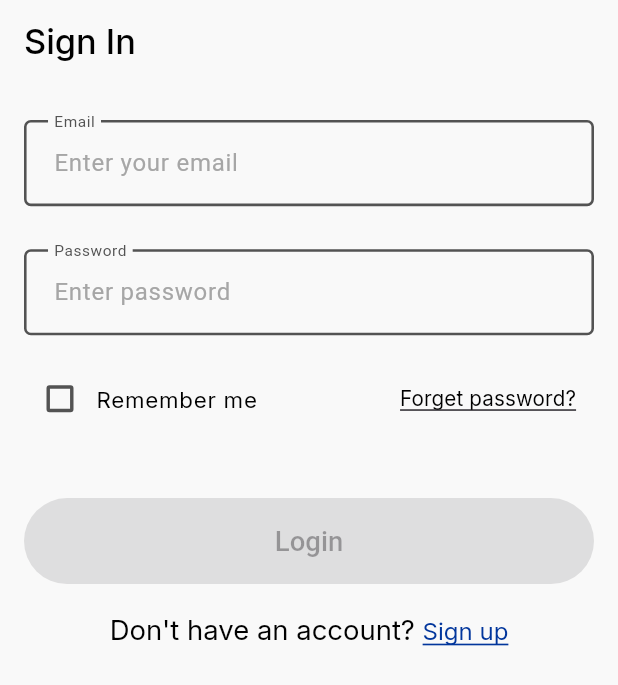
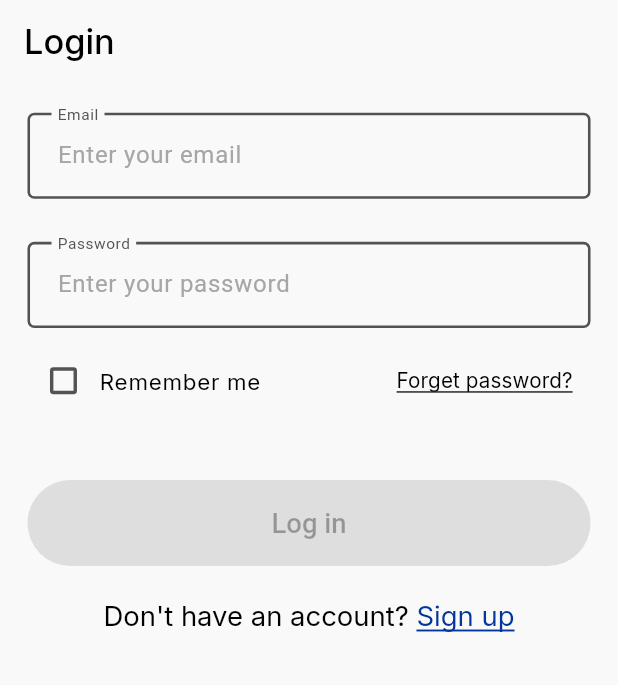
Before and after one commit to AhmedEzz999/exam_app_team5, a Flutter app: the screen it shows after launch, on a phone screen of 412 x 824 dp. Shown: the top 685 px of the screen. Run offline on Flutter 3.47's test engine with Material 3 defaults, Android fonts, the phone set to English and light mode, and no system bars; our stand-ins replace dartz, dio, flutter_bloc, flutter_screenutil, get_it, go_router and 4 more; generated files the repository leaves out were written again.

Commit message:
Refactor core widgets

```diff
--- a/lib/config/modules/dio_module/dio_module.dart
+++ b/lib/config/modules/dio_module/dio_module.dart
@@ -2,7 +2,7 @@ import 'package:dio/dio.dart';
 import 'package:injectable/injectable.dart';
 import 'package:pretty_dio_logger/pretty_dio_logger.dart';
 
-import '../../../core/errors/error_handle_interseptor.dart';
+import '../../../core/errors/error_handle_interceptor.dart';
 import '../../../core/constants/api_endpoints/api_endpoints.dart';
 
 @module
--- a/lib/core/constants/app_strings/app_strings.dart
+++ b/lib/core/constants/app_strings/app_strings.dart
@@ -22,7 +22,7 @@ abstract class AppStrings {
   static const String emailHint = 'Enter your email';
 
   static const String passwordLabel = 'Password';
-  static const String passwordHint = 'Enter password';
+  static const String passwordHint = 'Enter your password';
   static const String confirmPasswordLabel = 'Confirm password';
   static const String confirmPasswordHint = 'Confirm password';
   static const String passwordMin = 'Password min 8 chars';
@@ -32,12 +32,14 @@ abstract class AppStrings {
   static const String phoneNumberHint = 'Enter phone number';
   static const String alreadyHaveAccount = 'Already have an account? ';
   static const String signUpButton = 'Sign up';
-  static const String loginButton = 'Login';
   static const String signUpSuccess = 'User created successfully.';
 
   //------------Sign In Feature-----------------
-  static const String signinTitle = 'Sign In';
-  // Sign Up field labels and hints
+  static const String loginTitle = 'Login';
+  static const String loginButton = 'Log in';
+  // Sign In field labels and hints
+  static const String rememberMe = 'Remember me';
+  static const String forgetPassword = 'Forget password?';
   static const String dontHaveAccount = 'Don\'t have an account? ';
 
   //------------Navigation----------------------
--- a/lib/core/themes/app_theme.dart
+++ b/lib/core/themes/app_theme.dart
@@ -17,8 +17,8 @@ class AppThemes {
     splashFactory: NoSplash.splashFactory,
     scaffoldBackgroundColor: AppColors.kBackgroundColor,
 
-    textTheme: const TextTheme(
-      bodyMedium: TextStyle(fontSize: 16, color: AppColors.kBlackColor),
+    textTheme: TextTheme(
+      bodyMedium: TextStyle(fontSize: 16.sp, color: AppColors.kBlackColor),
     ),
 
     inputDecorationTheme: InputDecorationThemeData(
--- a/lib/core/widgets/custom_text_form_field.dart
+++ /dev/null
@@ -1,46 +0,0 @@
-import 'package:flutter/material.dart';
-
-import '../styles/app_colors.dart';
-
-class CustomTextfield extends StatelessWidget {
-  const CustomTextfield({
-    required this.hint,
-    required this.label,
-    required this.controller,
-    this.autovalidateMode,
-    super.key,
-    this.isPassword = false,
-    this.validator,
-    this.onEditingComplete,
-  });
-  const CustomTextfield.password({
-    required this.hint,
-    required this.label,
-    required this.controller,
-    this.isPassword = true,
-    this.autovalidateMode,
-    super.key,
-    this.validator,
-    this.onEditingComplete,
-  });
-  final String hint;
-  final String label;
-  final TextEditingController controller;
-  final String? Function(String?)? validator;
-  final AutovalidateMode? autovalidateMode;
-  final Function()? onEditingComplete;
-  final bool? isPassword;
-
-  @override
-  Widget build(BuildContext context) {
-    return TextFormField(
-      obscureText: isPassword!,
-      cursorColor: AppColors.kBlackColor,
-      controller: controller,
-      validator: validator,
-      autocorrect: false,
-      autovalidateMode: autovalidateMode,
-      decoration: InputDecoration(hintText: hint, labelText: label),
-    );
-  }
-}
--- a/lib/features/login/presentation/views/login_view.dart
+++ b/lib/features/login/presentation/views/login_view.dart
@@ -12,7 +12,7 @@ class LoginView extends StatelessWidget {
   @override
   Widget build(BuildContext context) {
     return Scaffold(
-      appBar: AppBar(title: const Text(AppStrings.signinTitle)),
+      appBar: AppBar(title: const Text(AppStrings.loginTitle)),
       body: BlocProvider<LoginCubit>(
         create: (context) => getIt<LoginCubit>(),
         child: const LoginViewBody(),
--- a/lib/features/login/presentation/views/widgets/login_view_body.dart
+++ b/lib/features/login/presentation/views/widgets/login_view_body.dart
@@ -10,7 +10,8 @@ import '../../../../../core/styles/app_colors.dart';
 import '../../../../../core/styles/app_text_styles.dart';
 import '../../../../../core/utils/validator.dart';
 import '../../../../../core/widgets/custom_button.dart';
-import '../../../../../core/widgets/custom_text_form_field.dart';
+import '../../../../../core/widgets/custom_password_field.dart';
+import '../../../../../core/widgets/custom_text_field.dart';
 import '../../view_models/cubit/login_cubit.dart';
 import '../../view_models/cubit/login_events.dart';
 import 'remember_and_forget_widget.dart';
@@ -43,7 +44,7 @@ class _LoginViewBodyState extends State<LoginViewBody> with AppValidators {
     super.dispose();
   }
 
-  void _validateForm() {
+  void _validateSignInForm() {
     final bool isValid = _globalKey.currentState?.validate() ?? false;
 
     if (isValid != _isButtonEnabled) {
@@ -62,29 +63,30 @@ class _LoginViewBodyState extends State<LoginViewBody> with AppValidators {
   @override
   Widget build(BuildContext context) {
     return Padding(
-      padding: const EdgeInsets.symmetric(horizontal: 16.0),
+      padding: EdgeInsets.symmetric(horizontal: 16.w),
+      child: SingleChildScrollView(
+        physics: const BouncingScrollPhysics(),
         child: Form(
-        onChanged: _validateForm,
-        autovalidateMode: AutovalidateMode.disabled,
+          onChanged: _validateSignInForm,
           key: _globalKey,
           child: Column(
             crossAxisAlignment: CrossAxisAlignment.stretch,
             children: [
-            const SizedBox(height: 24),
+              16.verticalSpace,
               CustomTextfield(
                 hint: AppStrings.emailHint,
                 label: AppStrings.emailLabel,
+                controller: _emailController,
                 validator: validateEmail,
-              controller: _emailController,
               ),
               24.verticalSpace,
-            CustomTextfield.password(
+              CustomPasswordField(
                 hint: AppStrings.passwordHint,
                 label: AppStrings.passwordLabel,
-              validator: validatePassword,
                 controller: _passwordController,
+                isConfirm: false,
               ),
-            12.verticalSpace,
+              6.verticalSpace,
               const CustomRememberAndForget(),
               32.verticalSpace,
               BlocConsumer<LoginCubit, LoginState>(
@@ -116,9 +118,10 @@ class _LoginViewBodyState extends State<LoginViewBody> with AppValidators {
                       ),
                       TextSpan(
                         text: AppStrings.signUpButton,
-                      style: AppTextStyles.kBlack12UnderLineRegular().copyWith(
+                        style: AppTextStyles.kBlack12UnderLineRegular()
+                            .copyWith(
                               color: AppColors.kPrimaryColor,
-                        fontSize: 16,
+                              fontSize: 16.sp,
                             ),
                         recognizer: TapGestureRecognizer()
                           ..onTap = () {
@@ -132,6 +135,7 @@ class _LoginViewBodyState extends State<LoginViewBody> with AppValidators {
             ],
           ),
         ),
+      ),
     );
   }
 }
--- a/lib/features/login/presentation/views/widgets/remember_and_forget_widget.dart
+++ b/lib/features/login/presentation/views/widgets/remember_and_forget_widget.dart
@@ -1,6 +1,7 @@
 import 'package:flutter/material.dart';
 import 'package:flutter_screenutil/flutter_screenutil.dart';
 
+import '../../../../../core/constants/app_strings/app_strings.dart';
 import '../../../../../core/styles/app_colors.dart';
 import '../../../../../core/styles/app_text_styles.dart';
 
@@ -25,20 +26,23 @@ class _CustomRememberAndForgetState extends State<CustomRememberAndForget> {
         activeColor: AppColors.kPrimaryColor,
         value: isSelected,
         shape: RoundedRectangleBorder(
-          borderRadius: BorderRadiusGeometry.circular(2),
+          borderRadius: BorderRadiusGeometry.circular(2.r),
         ),
-        side: BorderSide(color: AppColors.kGreyColor, width: 2.sp),
-        onChanged: (v) {
+        side: BorderSide(color: AppColors.kGreyColor, width: 2.w),
+        onChanged: (value) {
           setState(() {
             isSelected = !isSelected;
           });
         },
       ),
-      title: Text('Remember me', style: AppTextStyles.kBlack13Regular()),
+      title: Text(
+        AppStrings.rememberMe,
+        style: AppTextStyles.kBlack13Regular(),
+      ),
       trailing: TextButton(
         onPressed: widget.onPressed,
         child: Text(
-          'Forget password?',
+          AppStrings.forgetPassword,
           style: AppTextStyles.kBlack12UnderLineRegular(),
         ),
       ),
--- a/lib/features/signup/presentation/views/sign_up_view.dart
+++ b/lib/features/signup/presentation/views/sign_up_view.dart
@@ -21,15 +21,7 @@ class _SignUpViewState extends State<SignUpView> {
   @override
   Widget build(BuildContext context) {
     return Scaffold(
-      appBar: AppBar(
-        leading: IconButton(
-          style: IconButton.styleFrom(padding: EdgeInsets.only(left: 16.w)),
-          icon: const Icon(Icons.arrow_back_ios, color: Colors.black),
-          iconSize: 24.w,
-          onPressed: () => Navigator.of(context).pop(),
-        ),
-        title: const Text(AppStrings.signUpTitle),
-      ),
+      appBar: AppBar(title: const Text(AppStrings.signUpTitle)),
       body: Padding(
         padding: EdgeInsets.symmetric(horizontal: 16.w),
         child: SingleChildScrollView(
```
Also changed, not shown: lib/core/errors/error_handle_interceptor.dart (renamed from lib/core/errors/error_handle_interseptor.dart). Lines whose indentation alone changed are shown as unchanged.
